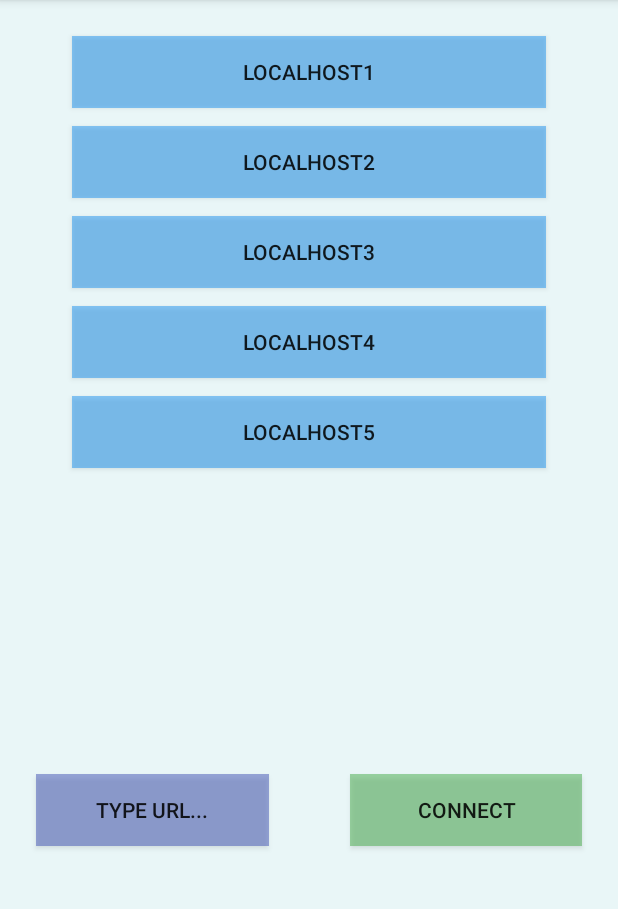
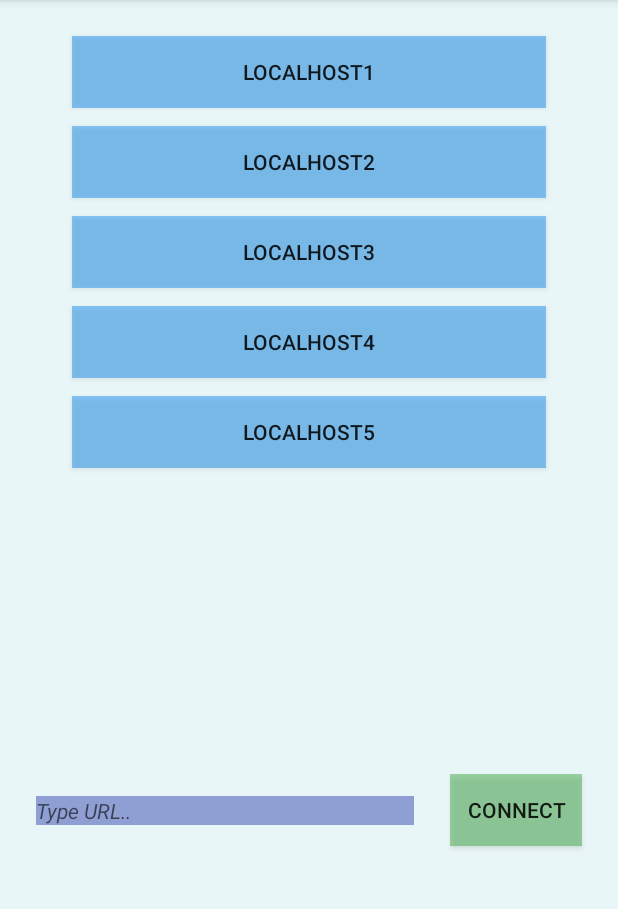
Before and after one commit to eitan-ker/FlightMobileAppAS, an Android app: the screen it shows after launch (MainActivity), on a phone screen of 412 x 824 dp, the part 84-993 px from its top. Run offline under Robolectric (Android 15) with nearby library versions, the phone set to English and light mode, and no system bars.

Commit message:
changed typeURL to text - next: need to make a connection

```diff
--- a/app/src/main/java/com/example/flightmobileapp/MainActivity.kt
+++ b/app/src/main/java/com/example/flightmobileapp/MainActivity.kt
@@ -2,10 +2,18 @@ package com.example.flightmobileapp
 
 import androidx.appcompat.app.AppCompatActivity
 import android.os.Bundle
+import android.view.View
+import kotlinx.android.synthetic.main.activity_main.*
 
 class MainActivity : AppCompatActivity() {
     override fun onCreate(savedInstanceState: Bundle?) {
         super.onCreate(savedInstanceState)
         setContentView(R.layout.activity_main)
     }
+
+    fun connect(view: View): Unit {
+        connectButton.setOnClickListener() {
+
+        }
+    }
 }
--- a/app/src/main/res/layout/activity_main.xml
+++ b/app/src/main/res/layout/activity_main.xml
@@ -75,21 +75,6 @@
         app:layout_constraintTop_toBottomOf="@+id/host4" />
 
     <Button
-        android:id="@+id/insertUrl"
-        android:layout_width="0dp"
-        android:layout_height="wrap_content"
-        android:layout_marginStart="24dp"
-        android:layout_marginLeft="24dp"
-        android:layout_marginEnd="48dp"
-        android:layout_marginRight="48dp"
-        android:background="#7E3F51B5"
-        android:text="Type URL..."
-        app:layout_constraintBottom_toBottomOf="parent"
-        app:layout_constraintEnd_toStartOf="@+id/button8"
-        app:layout_constraintStart_toStartOf="parent"
-        app:layout_constraintTop_toBottomOf="@+id/host5" />
-
-    <Button
         android:id="@+id/host4"
         android:layout_width="0dp"
         android:layout_height="wrap_content"
@@ -107,18 +92,34 @@
         app:layout_constraintTop_toBottomOf="@+id/host3" />
 
     <Button
-        android:id="@+id/button8"
+        android:id="@+id/connectButton"
         android:layout_width="0dp"
         android:layout_height="wrap_content"
-        android:layout_marginStart="6dp"
-        android:layout_marginLeft="6dp"
         android:layout_marginEnd="24dp"
         android:layout_marginRight="24dp"
         android:background="#834CAF50"
         android:text="Connect"
         app:layout_constraintBottom_toBottomOf="parent"
         app:layout_constraintEnd_toEndOf="parent"
-        app:layout_constraintStart_toEndOf="@+id/insertUrl"
+        app:layout_constraintTop_toBottomOf="@+id/host5" />
+
+    <EditText
+        android:id="@+id/insertUrl"
+        android:layout_width="0dp"
+        android:layout_height="wrap_content"
+        android:layout_marginStart="24dp"
+        android:layout_marginLeft="24dp"
+        android:layout_marginEnd="24dp"
+        android:layout_marginRight="24dp"
+        android:background="#853F51B5"
+        android:ems="10"
+        android:hint="Type URL.."
+        android:inputType="textPersonName"
+        android:textAppearance="@style/TextAppearance.AppCompat.Body1"
+        android:textStyle="italic"
+        app:layout_constraintBottom_toBottomOf="parent"
+        app:layout_constraintEnd_toStartOf="@+id/connectButton"
+        app:layout_constraintStart_toStartOf="parent"
         app:layout_constraintTop_toBottomOf="@+id/host5" />
 
 </androidx.constraintlayout.widget.ConstraintLayout>
```
